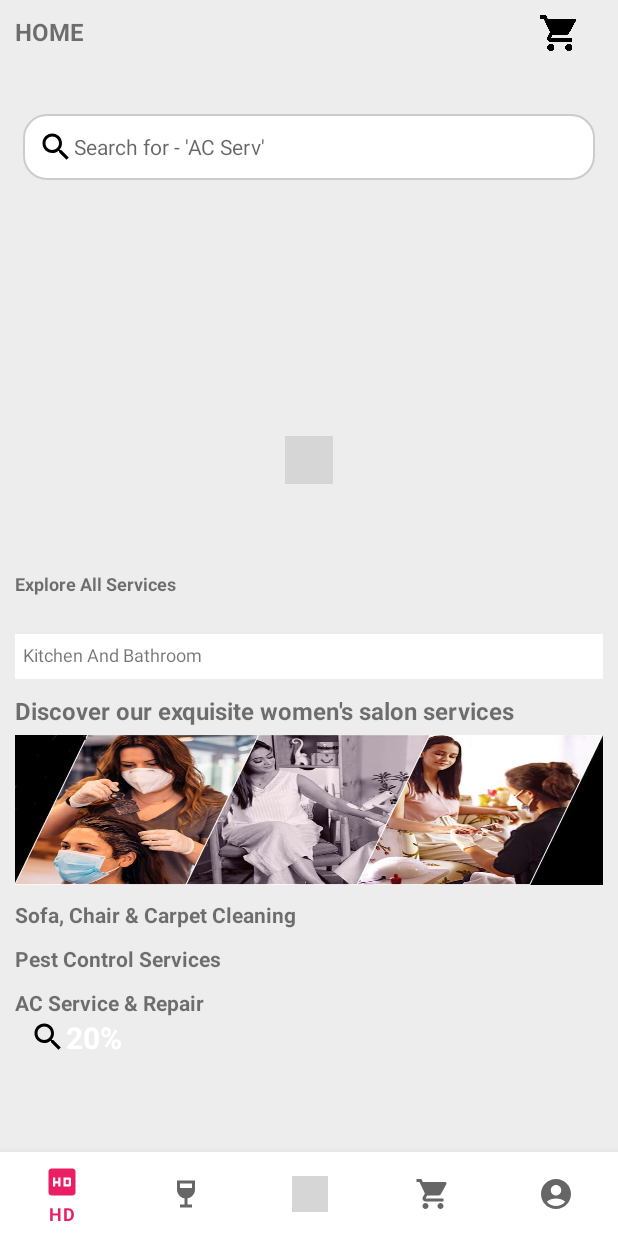
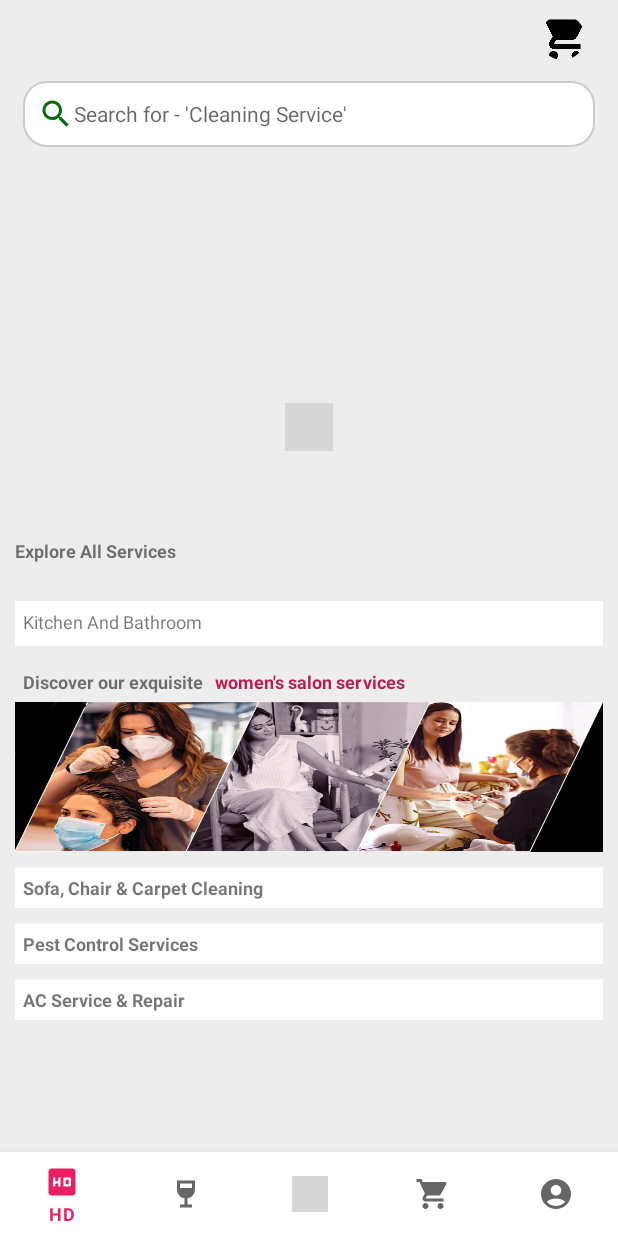
Before and after one commit to AkhleshKurmi/HoomDoot, an Android app: the HomeDootFragment screen opened directly, with no data from a screen before it, on a phone screen of 412 x 824 dp. Run offline under Robolectric (Android 15) with nearby library versions, the phone set to English and light mode, and no system bars; our stand-ins replace CircleImageView; libraries missing offline, so code that uses them is left out: com.tbuonomo.viewpagerdotsindicator; plain views replace DotsIndicator; 6 statements that could not run were skipped; grey boxes are pictures that could not be loaded.

Commit message:
ui update

```diff
--- a/app/src/main/res/drawable/baseline_search_24.xml
+++ b/app/src/main/res/drawable/baseline_search_24.xml
@@ -1,4 +1,4 @@
-<vector xmlns:android="http://schemas.android.com/apk/res/android" android:height="24dp" android:tint="#000000" android:viewportHeight="24" android:viewportWidth="24" android:width="24dp">
+<vector xmlns:android="http://schemas.android.com/apk/res/android" android:height="24dp" android:tint="#076D0B" android:viewportHeight="24" android:viewportWidth="24" android:width="24dp">
 
     <path android:fillColor="@android:color/white" android:pathData="M15.5,14h-0.79l-0.28,-0.27C15.41,12.59 16,11.11 16,9.5 16,5.91 13.09,3 9.5,3S3,5.91 3,9.5 5.91,16 9.5,16c1.61,0 3.09,-0.59 4.23,-1.57l0.27,0.28v0.79l5,4.99L20.49,19l-4.99,-5zM9.5,14C7.01,14 5,11.99 5,9.5S7.01,5 9.5,5 14,7.01 14,9.5 11.99,14 9.5,14z"/>
 
--- /dev/null
+++ b/app/src/main/res/drawable/custom_card_back.xml
@@ -0,0 +1,11 @@
+<?xml version="1.0" encoding="utf-8"?>
+<shape xmlns:android="http://schemas.android.com/apk/res/android"
+    android:shape="rectangle">
+
+    <!-- Rounded corners -->
+    <corners android:radius="360dp"/>
+
+    <!-- Solid color for background -->
+    <solid android:color="#F33C2F"/> <!-- Use your desired color -->
+
+</shape>
--- a/app/src/main/res/layout/fragment_homedoot.xml
+++ b/app/src/main/res/layout/fragment_homedoot.xml
@@ -29,12 +29,7 @@
              android:layout_height="wrap_content"
              android:orientation="vertical">
 
-     <TextView
-         android:layout_width="wrap_content"
-         android:layout_height="wrap_content"
-         android:text="HOME"
-         android:textStyle="bold"
-         android:textSize="16sp"/>
+
 
      <TextView
          android:layout_width="250dp"
@@ -53,18 +48,20 @@
     android:layout_marginStart="100dp"
     android:layout_gravity="end"
     android:gravity="end">
-         <ImageView
-             android:layout_width="24dp"
-             android:layout_height="24dp"
+         <de.hdodenhof.circleimageview.CircleImageView
+             android:layout_width="30dp"
+             android:layout_height="30dp"
              android:id="@+id/ccard"
+             android:visibility="visible"
              android:layout_gravity="end"
              android:src="@drawable/card" />
     <TextView
-        android:layout_width="wrap_content"
-        android:layout_height="wrap_content"
+        android:layout_width="15dp"
+        android:layout_height="15dp"
         android:text="2"
         android:padding="1dp"
-        android:background="#FF0202"
+        android:gravity="center"
+        android:background="@drawable/custom_card_back"
         android:textColor="@color/white"
         android:textSize="8dp"
         android:id="@+id/tv_total_cart"
@@ -81,7 +78,7 @@
         <EditText
             android:layout_width="match_parent"
             android:layout_height="wrap_content"
-            android:hint="Search for - 'AC Serv'"
+            android:hint="Search for - 'Cleaning Service'"
             android:textSize="14dp"
             android:padding="10dp"
             android:layout_margin="5dp"
@@ -142,19 +139,34 @@
          android:background="@color/white"
          android:nestedScrollingEnabled="false"
          android:id="@+id/rv_services"/>
+     <LinearLayout
+         android:layout_width="match_parent"
+         android:layout_height="wrap_content"
+         android:orientation="horizontal">
 
      <TextView
-         android:layout_width="match_parent"
+         android:layout_width="wrap_content"
          android:layout_height="wrap_content"
-         android:textSize="16sp"
+         android:textSize="12sp"
+         android:padding="5dp"
          android:layout_marginTop="10dp"
          android:textStyle="bold"
-         android:text="Discover our exquisite women's salon services"/>
+         android:text="Discover our exquisite"/>
+
+         <TextView
+             android:layout_width="wrap_content"
+             android:layout_height="wrap_content"
+             android:textSize="12sp"
+             android:textStyle="bold"
+             android:textColor="#B61E52"
+             android:layout_marginTop="10dp"
+             android:text=" women's salon services"/>
+
+     </LinearLayout>
 
      <ImageView
          android:layout_width="match_parent"
          android:layout_height="100dp"
-         android:layout_marginTop="5dp"
          android:scaleType="fitXY"
          android:src="@drawable/design"/>
 
@@ -162,21 +174,27 @@
 
 
      <TextView
-         android:layout_width="wrap_content"
+         android:layout_width="match_parent"
          android:layout_height="wrap_content"
+         android:padding="5dp"
+         android:background="@color/white"
+         android:textSize="12dp"
          android:text="Sofa, Chair &amp; Carpet Cleaning"
          android:layout_marginTop="10dp"
          android:textStyle="bold"/>
 
      <androidx.recyclerview.widget.RecyclerView
-         android:layout_width="wrap_content"
+         android:layout_width="match_parent"
          android:layout_height="wrap_content"
          android:background="@color/white"
          android:nestedScrollingEnabled="false"
          android:id="@+id/rv_sofa_cleaning"/>
      <TextView
-         android:layout_width="wrap_content"
+         android:layout_width="match_parent"
          android:layout_height="wrap_content"
+         android:textSize="12sp"
+         android:padding="5dp"
+         android:background="@color/white"
          android:text="Pest Control Services"
          android:layout_marginTop="10dp"
          android:textStyle="bold"/>
@@ -188,10 +206,13 @@
          android:nestedScrollingEnabled="false"
          android:id="@+id/rv_pest_control"/>
      <TextView
-         android:layout_width="wrap_content"
+         android:layout_width="match_parent"
          android:layout_height="wrap_content"
+         android:background="@color/white"
          android:text="AC Service &amp; Repair"
          android:layout_marginTop="10dp"
+         android:textSize="12sp"
+         android:padding="5dp"
          android:textStyle="bold"/>
 
      <androidx.recyclerview.widget.RecyclerView
@@ -201,16 +222,16 @@
          android:nestedScrollingEnabled="false"
          android:id="@+id/rv_ac_service"/>
 
-     <TextView
-         android:layout_width="wrap_content"
-         android:layout_height="wrap_content"
-         android:layout_gravity="center_vertical"
-         android:drawableLeft="@drawable/baseline_search_24"
-         android:paddingLeft="10dp"
-         android:text="20%  "
-         android:textColor="@color/white"
-         android:textSize="20sp"
-         android:textStyle="bold" />
+<!--     <TextView-->
+<!--         android:layout_width="wrap_content"-->
+<!--         android:layout_height="wrap_content"-->
+<!--         android:layout_gravity="center_vertical"-->
+<!--         android:drawableLeft="@drawable/baseline_search_24"-->
+<!--         android:paddingLeft="10dp"-->
+<!--         android:text="20%  "-->
+<!--         android:textColor="@color/white"-->
+<!--         android:textSize="20sp"-->
+<!--         android:textStyle="bold" />-->
 
 
 
```
Also changed, not shown: app/src/main/res/layout/activity_login_with_otp.xml (+1 -88 lines), app/src/main/res/layout/child_item_view.xml (+14 -3 lines), app/src/main/res/drawable/backotp.jpeg (added).
